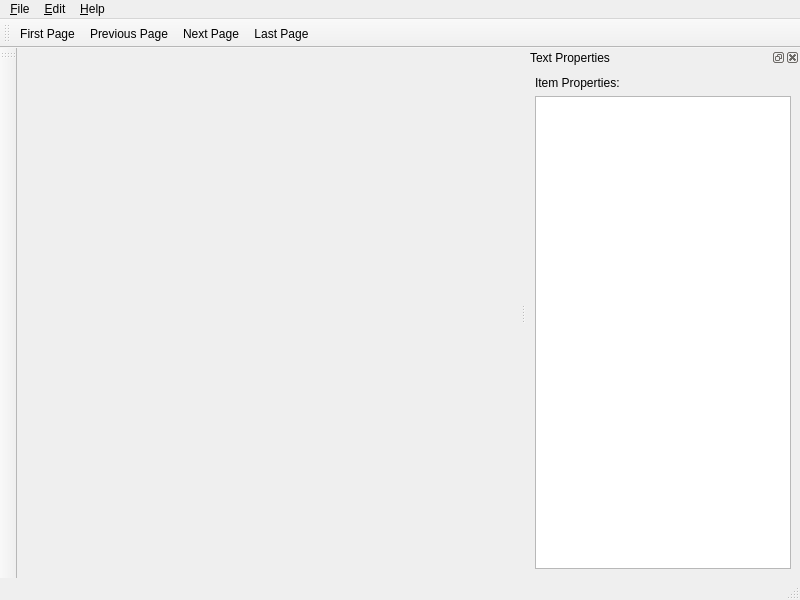
Old version of the form pdfedit/ui/MainWnd.ui in the repository match41/sumpdf.
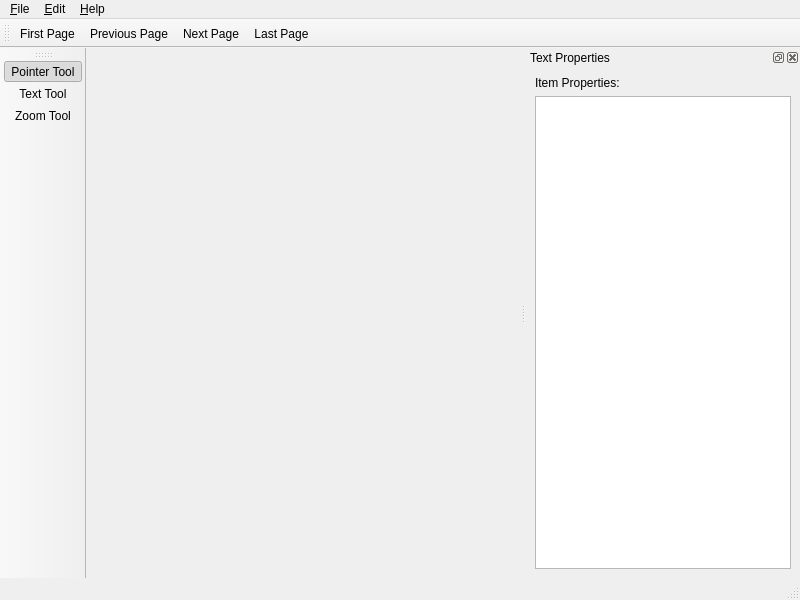
New version of the form. Icons and pictures are not drawn.

Commit message:
added toolbar for editing tools
refactored text insertion

Diff of the .ui file:
```diff
--- a/pdfedit/ui/MainWnd.ui
+++ b/pdfedit/ui/MainWnd.ui
@@ -101,6 +101,9 @@
    <attribute name="toolBarBreak">
     <bool>false</bool>
    </attribute>
+   <addaction name="m_action_pointer_tool"/>
+   <addaction name="m_action_text_tool"/>
+   <addaction name="m_action_zoom_tool"/>
   </widget>
   <action name="m_action_new">
    <property name="icon">
@@ -207,6 +210,45 @@
     <string>View Source</string>
    </property>
   </action>
+  <action name="m_action_zoom_tool">
+   <property name="checkable">
+    <bool>true</bool>
+   </property>
+   <property name="icon">
+    <iconset resource="pdfedit.qrc">
+     <normaloff>:/images/Magnifying_glass_icon.svg</normaloff>:/images/Magnifying_glass_icon.svg</iconset>
+   </property>
+   <property name="text">
+    <string>Zoom Tool</string>
+   </property>
+  </action>
+  <action name="m_action_text_tool">
+   <property name="checkable">
+    <bool>true</bool>
+   </property>
+   <property name="icon">
+    <iconset resource="pdfedit.qrc">
+     <normaloff>:/images/inserttext.png</normaloff>:/images/inserttext.png</iconset>
+   </property>
+   <property name="text">
+    <string>Text Tool</string>
+   </property>
+  </action>
+  <action name="m_action_pointer_tool">
+   <property name="checkable">
+    <bool>true</bool>
+   </property>
+   <property name="checked">
+    <bool>true</bool>
+   </property>
+   <property name="icon">
+    <iconset resource="pdfedit.qrc">
+     <normaloff>:/images/Mouse_pointer.svg</normaloff>:/images/Mouse_pointer.svg</iconset>
+   </property>
+   <property name="text">
+    <string>Pointer Tool</string>
+   </property>
+  </action>
  </widget>
  <resources>
   <include location="pdfedit.qrc"/>
```
Left out of the diff: 6 changed lines with no effect on the pictures. The commit also changes 10 other files.
